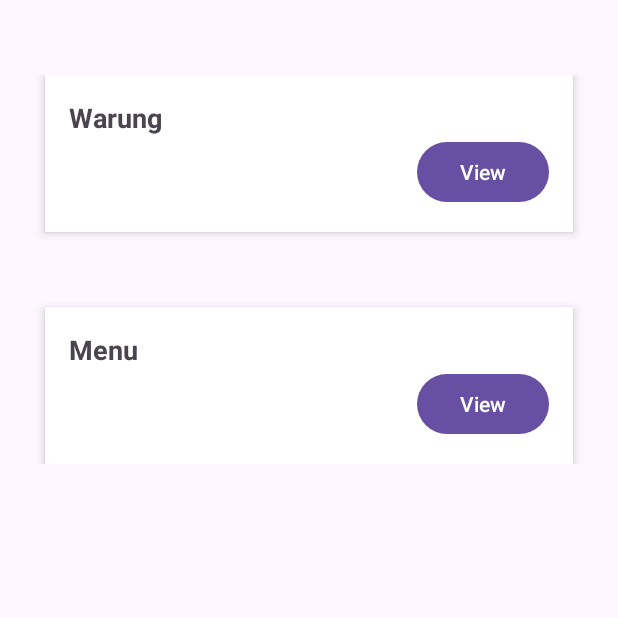
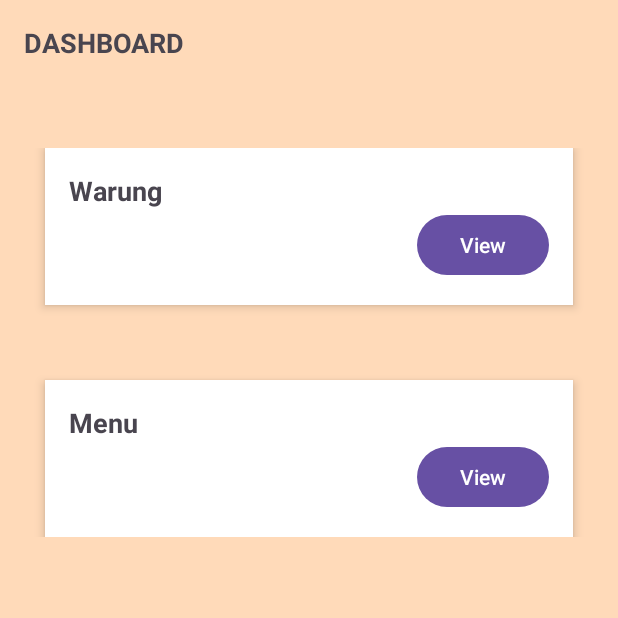
Before and after one commit to salsabilatuadaa/ProjectPBP, an Android app: the MainActivity screen opened directly, with no data from a screen before it, on a phone screen of 412 x 824 dp, the top half of it. Run offline under Robolectric (Android 15) with nearby library versions, the phone set to English and light mode, and no system bars.

Commit message:
ngedit FE dashboard

```diff
--- a/app/src/main/res/layout/activity_main.xml
+++ b/app/src/main/res/layout/activity_main.xml
@@ -1,11 +1,29 @@
 <?xml version="1.0" encoding="utf-8"?>
-<ScrollView
+<RelativeLayout
     xmlns:android="http://schemas.android.com/apk/res/android"
     xmlns:app="http://schemas.android.com/apk/res-auto"
     xmlns:tools="http://schemas.android.com/tools"
     android:layout_width="match_parent"
     android:layout_height="match_parent"
+    android:background="#FFDAB9"
     tools:context=".Activity.MainActivity">
+
+    <!-- Header DASHBOARD -->
+    <TextView
+        android:id="@+id/textViewDashboard"
+        android:layout_width="wrap_content"
+        android:layout_height="wrap_content"
+        android:text="DASHBOARD"
+        android:textSize="18sp"
+        android:textStyle="bold"
+        android:layout_marginStart="16dp"
+        android:layout_marginTop="16dp"/>
+
+    <ScrollView
+        android:layout_width="match_parent"
+        android:layout_height="match_parent"
+        android:layout_below="@+id/textViewDashboard"
+        android:layout_marginTop="8dp">
 
         <androidx.constraintlayout.widget.ConstraintLayout
             android:layout_width="match_parent"
@@ -78,3 +96,5 @@
 
         </androidx.constraintlayout.widget.ConstraintLayout>
     </ScrollView>
+
+</RelativeLayout>
```
Lines whose indentation alone changed are shown as unchanged.
